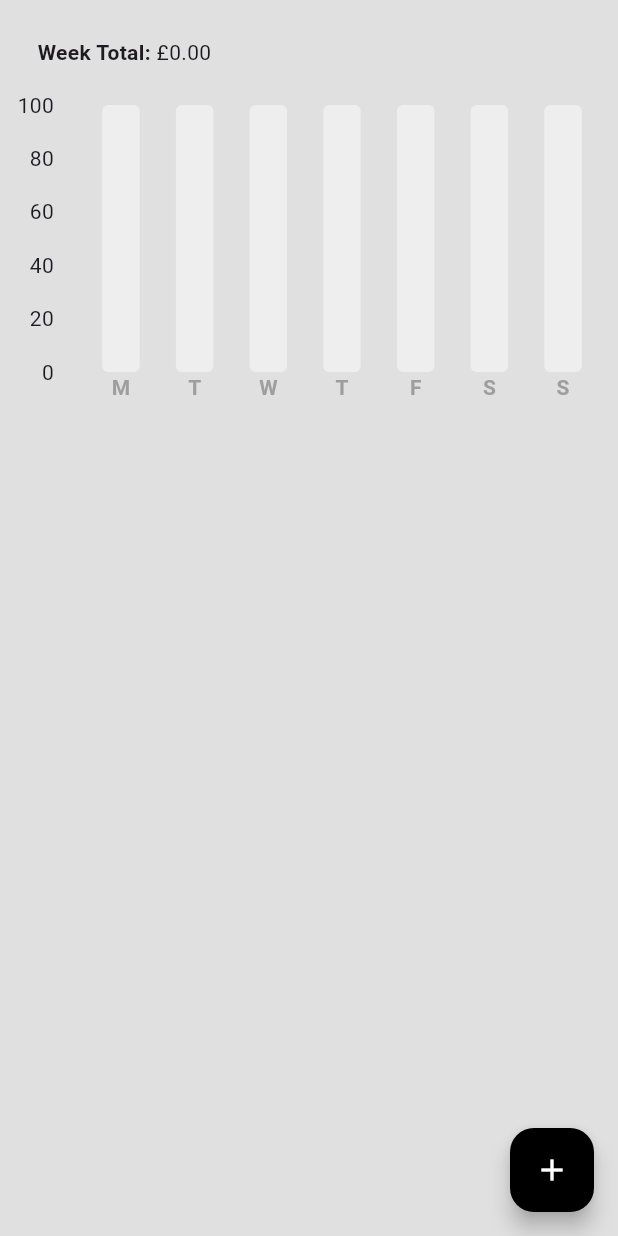
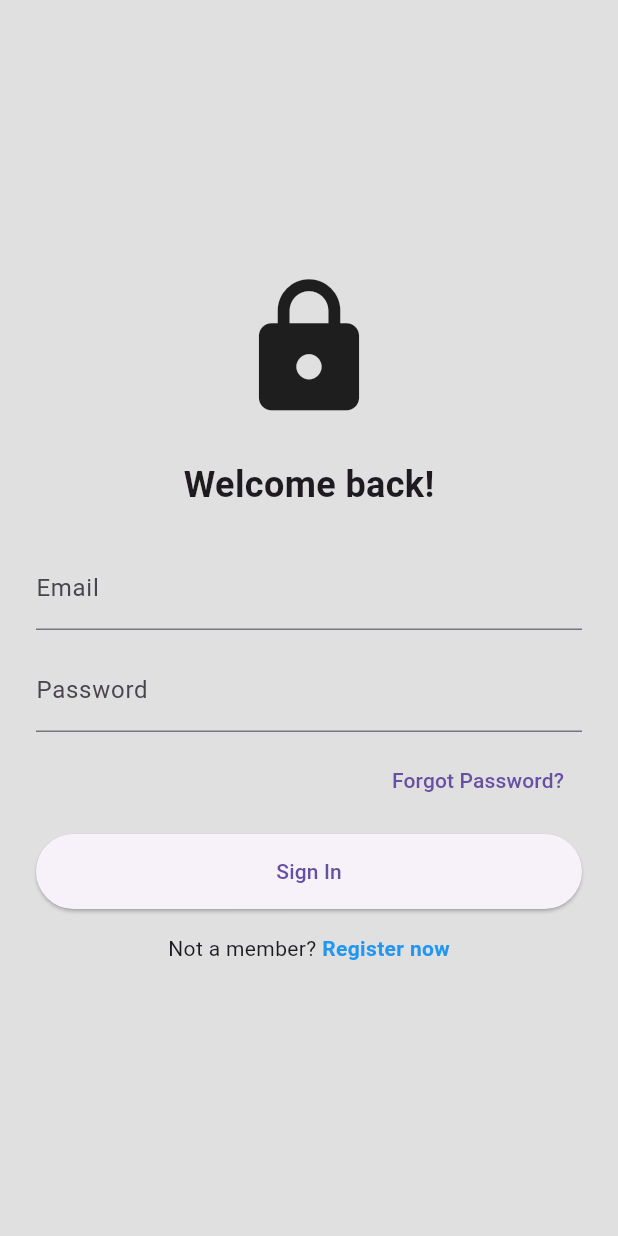
Before and after one commit to ZheanRo/budgetly, a Flutter app: the screen it shows after launch, on a phone screen of 412 x 824 dp. Run offline on Flutter 3.47's test engine with Material 3 defaults, Android fonts, the phone set to English and light mode, and no system bars; drawn by our look-alikes of fl_chart; our stand-ins replace cloud_firestore, firebase_auth, firebase_core, flutter_slidable; accounts and stored records are empty.

Commit message:
Added Firebase Auth logic

```diff
--- /dev/null
+++ b/lib/auth/auth_page.dart
@@ -0,0 +1,29 @@
+import 'package:flutter/material.dart';
+import 'login_page.dart';
+import 'register_page.dart';
+
+class AuthPage extends StatefulWidget {
+  const AuthPage({super.key});
+
+  @override
+  State<AuthPage> createState() => _AuthPageState();
+}
+
+class _AuthPageState extends State<AuthPage> {
+  // Start by showing login
+  bool showLoginPage = true;
+
+  // Switch between login and register
+  void toggleScreens() {
+    setState(() {
+      showLoginPage = !showLoginPage;
+    });
+  }
+
+  @override
+  Widget build(BuildContext context) {
+    return showLoginPage
+        ? LoginPage(showRegisterPage: toggleScreens)
+        : RegisterPage(showLoginPage: toggleScreens);
+  }
+}
--- /dev/null
+++ b/lib/auth/login_page.dart
@@ -0,0 +1,121 @@
+import 'package:flutter/material.dart';
+import 'package:firebase_auth/firebase_auth.dart';
+import 'forgot_password_page.dart';
+
+class LoginPage extends StatefulWidget {
+  final VoidCallback showRegisterPage;
+  const LoginPage({Key? key, required this.showRegisterPage}) : super(key: key);
+
+  @override
+  State<LoginPage> createState() => _LoginPageState();
+}
+
+class _LoginPageState extends State<LoginPage> {
+  final emailController = TextEditingController();
+  final passwordController = TextEditingController();
+
+  // Login function
+  Future<void> signIn() async {
+    try {
+      await FirebaseAuth.instance.signInWithEmailAndPassword(
+        email: emailController.text.trim(),
+        password: passwordController.text.trim(),
+      );
+    } on FirebaseAuthException catch (e) {
+      showDialog(
+        context: context,
+        builder: (context) => AlertDialog(content: Text(e.message ?? 'Error')),
+      );
+    }
+  }
+
+  @override
+  void dispose() {
+    emailController.dispose();
+    passwordController.dispose();
+    super.dispose();
+  }
+
+  @override
+  Widget build(BuildContext context) {
+    return Scaffold(
+      backgroundColor: Colors.grey[300],
+      body: SafeArea(
+        child: Center(
+          child: SingleChildScrollView(
+            padding: const EdgeInsets.all(24),
+            child: Column(
+              mainAxisAlignment: MainAxisAlignment.center,
+              children: [
+                Icon(Icons.lock, size: 100),
+                SizedBox(height: 24),
+                Text("Welcome back!",
+                    style:
+                        TextStyle(fontSize: 24, fontWeight: FontWeight.bold)),
+                SizedBox(height: 24),
+
+                // Email field
+                TextField(
+                  controller: emailController,
+                  decoration: InputDecoration(labelText: "Email"),
+                ),
+                SizedBox(height: 12),
+
+                // Password field
+                TextField(
+                  controller: passwordController,
+                  obscureText: true,
+                  decoration: InputDecoration(labelText: "Password"),
+                ),
+                SizedBox(height: 8),
+
+                // Forgot password
+                Row(
+                  mainAxisAlignment: MainAxisAlignment.end,
+                  children: [
+                    TextButton(
+                      child: Text("Forgot Password?"),
+                      onPressed: () {
+                        Navigator.push(
+                          context,
+                          MaterialPageRoute(
+                              builder: (_) => ForgotPasswordPage()),
+                        );
+                      },
+                    ),
+                  ],
+                ),
+
+                SizedBox(height: 12),
+
+                // Sign In button
+                ElevatedButton(
+                  onPressed: signIn,
+                  child: Text("Sign In"),
+                  style: ElevatedButton.styleFrom(
+                      minimumSize: Size.fromHeight(50)),
+                ),
+
+                SizedBox(height: 16),
+
+                // Register link
+                Row(
+                  mainAxisAlignment: MainAxisAlignment.center,
+                  children: [
+                    Text("Not a member? "),
+                    GestureDetector(
+                      onTap: widget.showRegisterPage,
+                      child: Text("Register now",
+                          style: TextStyle(
+                              color: Colors.blue, fontWeight: FontWeight.bold)),
+                    )
+                  ],
+                ),
+              ],
+            ),
+          ),
+        ),
+      ),
+    );
+  }
+}
--- /dev/null
+++ b/lib/auth/main_page.dart
@@ -0,0 +1,25 @@
+// lib/auth/main_page.dart
+import 'package:firebase_auth/firebase_auth.dart';
+import 'package:flutter/material.dart';
+import 'auth_page.dart';
+import '../pages/home_page.dart';
+
+class MainPage extends StatelessWidget {
+  const MainPage({super.key});
+
+  @override
+  Widget build(BuildContext context) {
+    return Scaffold(
+      body: StreamBuilder<User?>(
+        stream: FirebaseAuth.instance.authStateChanges(),
+        builder: (context, snapshot) {
+          if (snapshot.hasData) {
+            return const HomePage();
+          } else {
+            return const AuthPage();
+          }
+        },
+      ),
+    );
+  }
+}
--- a/lib/main.dart
+++ b/lib/main.dart
@@ -1,5 +1,5 @@
+import 'package:budgetly/auth/main_page.dart';
 import 'package:budgetly/data/expense_data.dart';
-import 'package:budgetly/pages/home_page.dart';
 import 'package:flutter/material.dart';
 import 'package:firebase_core/firebase_core.dart';
 import 'firebase_options.dart';
@@ -17,14 +17,10 @@ class MyApp extends StatelessWidget {
   @override
   Widget build(BuildContext context) {
     return ChangeNotifierProvider(
-      create: (context) {
-        final expenseData = ExpenseData();
-        expenseData.loadExpensesFromFirestore(); // load at start
-        return expenseData;
-      },
-      builder: (context, child) => const MaterialApp(
+      create: (_) => ExpenseData()..fetchExpenses(),
+      child: const MaterialApp(
         debugShowCheckedModeBanner: false,
-        home: HomePage(),
+        home: MainPage(),
       ),
     );
   }
--- a/pubspec.yaml
+++ b/pubspec.yaml
@@ -39,6 +39,8 @@ dependencies:
   provider: ^6.1.5
   fl_chart: 0.71.0
   flutter_slidable: ^4.0.0
+  firebase_auth: ^4.16.0
+
 
 dev_dependencies:
   flutter_test:
```
Also changed, not shown: lib/auth/forgot_password_page.dart (added, +77 -0 lines), lib/auth/register_page.dart (added, +126 -0 lines), lib/data/expense_data.dart (+107 -84 lines), lib/models/expense_item.dart (+17 -0 lines), lib/pages/home_page.dart (+29 -40 lines), lib/services/firestore.dart (+25 -29 lines), pubspec.lock, 4 other files.
